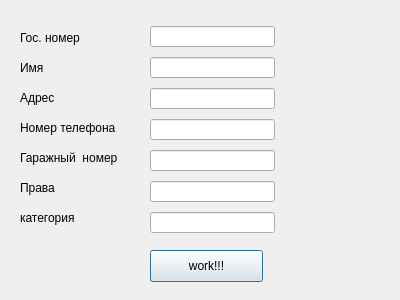
Before: the Qt Designer form product_scraper/product_scraper/spiders/putevka.ui in KashN9sh/Ya-taxi-way2pdf, drawn with Qt 5.
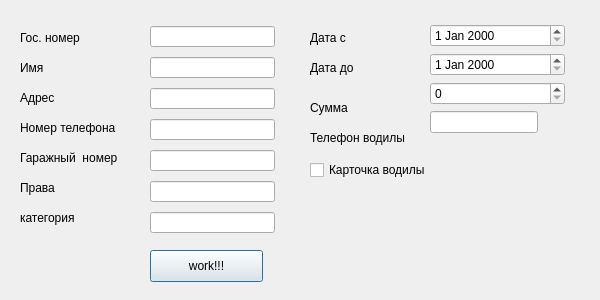
After: the same form once the commit is applied.

```diff
--- a/product_scraper/product_scraper/spiders/putevka.ui
+++ b/product_scraper/product_scraper/spiders/putevka.ui
@@ -6,10 +6,22 @@
    <rect>
     <x>0</x>
     <y>0</y>
-    <width>400</width>
+    <width>600</width>
     <height>300</height>
    </rect>
   </property>
+  <property name="minimumSize">
+   <size>
+    <width>600</width>
+    <height>300</height>
+   </size>
+  </property>
+  <property name="maximumSize">
+   <size>
+    <width>600</width>
+    <height>300</height>
+   </size>
+  </property>
   <property name="windowTitle">
    <string>Dialog</string>
   </property>
@@ -187,6 +199,102 @@
     <string>Гаражный  номер</string>
    </property>
   </widget>
+  <widget class="QLabel" name="labelDateFrom">
+   <property name="geometry">
+    <rect>
+     <x>310</x>
+     <y>30</y>
+     <width>42</width>
+     <height>16</height>
+    </rect>
+   </property>
+   <property name="text">
+    <string>Дата с</string>
+   </property>
+  </widget>
+  <widget class="QLabel" name="labelDateFrom_2">
+   <property name="geometry">
+    <rect>
+     <x>310</x>
+     <y>60</y>
+     <width>50</width>
+     <height>16</height>
+    </rect>
+   </property>
+   <property name="text">
+    <string>Дата до</string>
+   </property>
+  </widget>
+  <widget class="QLabel" name="labelSumm">
+   <property name="geometry">
+    <rect>
+     <x>310</x>
+     <y>100</y>
+     <width>60</width>
+     <height>16</height>
+    </rect>
+   </property>
+   <property name="text">
+    <string>Сумма</string>
+   </property>
+  </widget>
+  <widget class="QLabel" name="labelPhoneOfVodila">
+   <property name="geometry">
+    <rect>
+     <x>310</x>
+     <y>130</y>
+     <width>111</width>
+     <height>16</height>
+    </rect>
+   </property>
+   <property name="text">
+    <string>Телефон водилы</string>
+   </property>
+  </widget>
+  <widget class="QCheckBox" name="checkBoxQR">
+   <property name="geometry">
+    <rect>
+     <x>310</x>
+     <y>160</y>
+     <width>141</width>
+     <height>20</height>
+    </rect>
+   </property>
+   <property name="text">
+    <string>Карточка водилы</string>
+   </property>
+  </widget>
+  <widget class="QWidget" name="">
+   <property name="geometry">
+    <rect>
+     <x>430</x>
+     <y>24</y>
+     <width>135</width>
+     <height>131</height>
+    </rect>
+   </property>
+   <layout class="QFormLayout" name="formLayout">
+    <item row="3" column="0">
+     <widget class="QLineEdit" name="lineEditPhoneOfVodila"/>
+    </item>
+    <item row="2" column="0" colspan="2">
+     <widget class="QSpinBox" name="spinBoxSumm">
+      <property name="maximum">
+       <number>3000</number>
+      </property>
+      <property name="singleStep">
+       <number>500</number>
+      </property>
+     </widget>
+    </item>
+    <item row="1" column="0" colspan="2">
+     <widget class="QDateEdit" name="dateEditTo"/>
+    </item>
+    <item row="0" column="0" colspan="2">
+     <widget class="QDateEdit" name="dateEditFrom"/>
+    </item>
+   </layout>
+  </widget>
  </widget>
  <resources/>
  <connections/>
```
